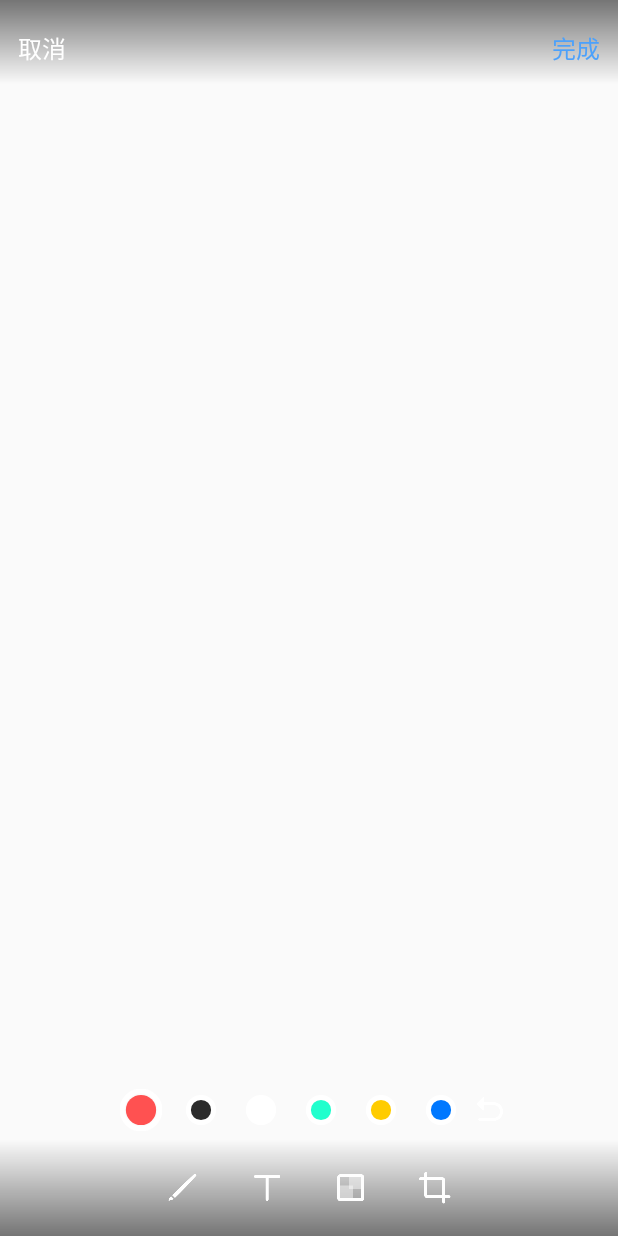
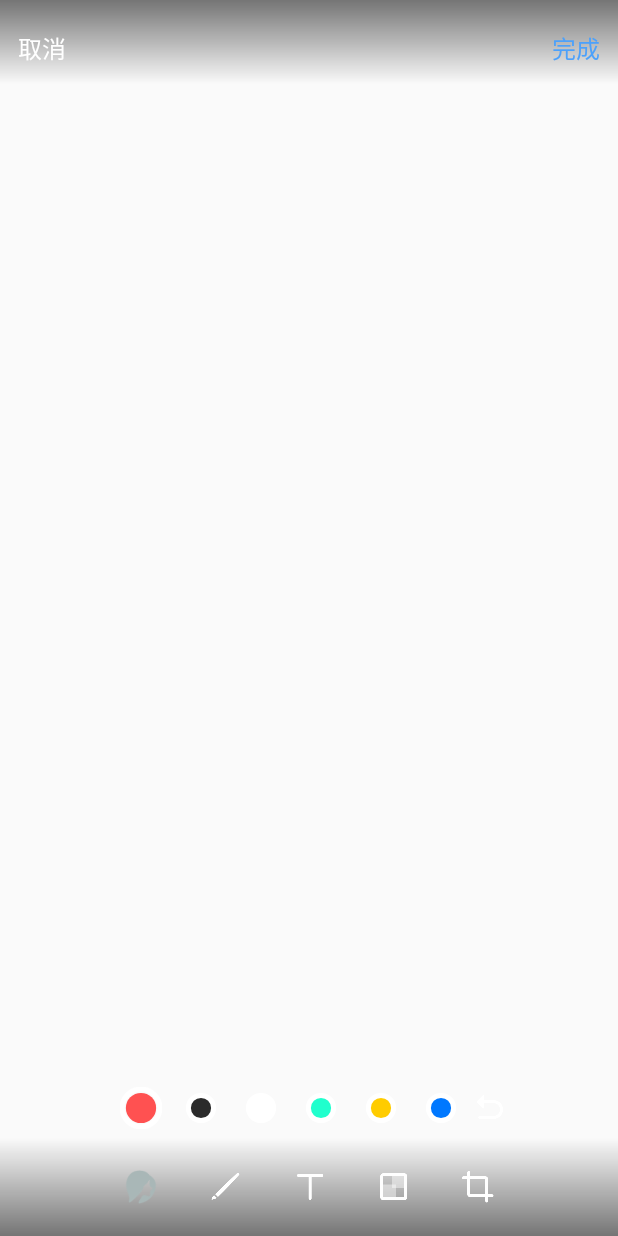
Before and after one commit to TanZhH/HuiImagicCamera, an Android app: the layout image_edit_opt_layout.xml on its own in the app's theme, with its tools: preview values and no code run, on a phone screen of 412 x 824 dp. Run offline under Robolectric (Android 15) with nearby library versions, the phone set to English and light mode, and no system bars.

Commit message:
基本完成

```diff
--- a/app/src/main/java/com/audition/huiimagiccamera/MainActivity.java
+++ b/app/src/main/java/com/audition/huiimagiccamera/MainActivity.java
@@ -37,6 +37,7 @@ import android.widget.Toast;
 import com.audition.huiimagiccamera.adapter.FilterAdapter;
 import com.audition.huiimagiccamera.source.Camera2;
 import com.audition.huiimagiccamera.source.HuiCamera;
+import com.audition.huiimagiccamera.utils.BeautifulImp;
 import com.audition.huiimagiccamera.utils.CameraTools;
 import com.audition.huiimagiccamera.utils.FilterTypeHelper;
 import com.audition.huiimagiccamera.utils.PhotoTools;
@@ -51,6 +52,7 @@ import java.io.File;
 import java.io.FileNotFoundException;
 
 import me.kareluo.imaging.IMGEditActivity;
+import me.kareluo.imaging.myinterface.BeautifulInterface;
 
 /**
  * 项  目：   HuiImagicCamera
@@ -381,6 +383,8 @@ public class MainActivity extends BaseActivity implements View.OnClickListener,
                         String path = PhotoTools.getPath(this , uri);
                         Uri uri1 = Uri.fromFile(new File(path));
                         intent.putExtra(IMGEditActivity.EXTRA_IMAGE_URI, uri1);
+                        BeautifulInterface beautifulInterface = new BeautifulImp();
+                        IMGEditActivity.setBeautifulInterface(beautifulInterface);
                         startActivity(intent);
                     }
                 }
--- a/app/src/main/res/layout/activity_main.xml
+++ b/app/src/main/res/layout/activity_main.xml
@@ -45,7 +45,7 @@
                 android:id="@+id/btn_camera_beauty"
                 android:layout_width="0dip"
                 android:layout_height="match_parent"
-                android:layout_weight="1.0"
+                android:layout_weight="1"
                 android:scaleType="center"
                 android:src="@drawable/btn_camera_beauty"/>
 
@@ -53,7 +53,7 @@
                 android:id="@+id/btn_camera_filter"
                 android:layout_width="0dip"
                 android:layout_height="match_parent"
-                android:layout_weight="1.0"
+                android:layout_weight="1"
                 android:scaleType="center"
                 android:src="@drawable/btn_camera_filter"/>
 
--- a/app/src/main/res/layout/popuplayout.xml
+++ b/app/src/main/res/layout/popuplayout.xml
@@ -80,8 +80,8 @@
             android:layout_width="match_parent"
             android:layout_height="wrap_content"
             android:maxHeight="5dp"
-            android:progressDrawable="@drawable/seekbar_bg"
-            android:thumb="@drawable/seekbar_thumb"
+            android:progressDrawable="@drawable/image_seekbar_bg"
+            android:thumb="@drawable/image_seekbar_thumb"
             android:layout_marginBottom="5dp" />
     </LinearLayout>
 </LinearLayout>
--- a/image/src/main/java/me/kareluo/imaging/core/IMGMode.java
+++ b/image/src/main/java/me/kareluo/imaging/core/IMGMode.java
@@ -9,6 +9,7 @@ public enum IMGMode {
     NONE,
     DOODLE,
     MOSAIC,
-    CLIP
+    CLIP,
+    BEAUTIFUL
 
 }
--- a/image/src/main/java/me/kareluo/imaging/view/IMGView.java
+++ b/image/src/main/java/me/kareluo/imaging/view/IMGView.java
@@ -358,6 +358,8 @@ public class IMGView extends FrameLayout implements Runnable, ScaleGestureDetect
             case MotionEvent.ACTION_CANCEL:
                 postDelayed(this, 1200);
                 break;
+            default:
+                break;
         }
         return onTouch(event);
     }
@@ -393,6 +395,8 @@ public class IMGView extends FrameLayout implements Runnable, ScaleGestureDetect
                 mImage.onTouchUp(getScrollX(), getScrollY());
                 onHoming();
                 break;
+            default:
+                break;
         }
 
         return handled;
@@ -412,6 +416,8 @@ public class IMGView extends FrameLayout implements Runnable, ScaleGestureDetect
             case MotionEvent.ACTION_UP:
             case MotionEvent.ACTION_CANCEL:
                 return mPen.isIdentity(event.getPointerId(0)) && onPathDone();
+            default:
+                break;
         }
         return false;
     }
--- /dev/null
+++ b/image/src/main/res/drawable/image_seekbar_bg.xml
@@ -0,0 +1,18 @@
+<?xml version="1.0" encoding="utf-8"?>
+<layer-list xmlns:android="http://schemas.android.com/apk/res/android">
+    <item android:id="@android:id/secondaryProgress">
+        <clip>
+            <shape>
+                <solid android:color="#50ffffff"/>
+            </shape>
+        </clip>
+    </item>
+
+    <item android:id="@android:id/progress">
+        <clip>
+            <shape>
+                <solid android:color="#ffffff" />
+            </shape>
+        </clip>
+    </item>
+</layer-list>
--- /dev/null
+++ b/image/src/main/res/drawable/image_seekbar_thumb.xml
@@ -0,0 +1,26 @@
+<?xml version="1.0" encoding="utf-8"?>
+<selector xmlns:android="http://schemas.android.com/apk/res/android">
+    <!-- 按下状态-->
+    <item android:state_pressed="true">
+        <shape android:shape="oval">
+            <solid android:color="@android:color/white"/>
+            <size android:height="30dp" android:width="30dp"/>
+        </shape>
+    </item>
+
+    <!-- 有焦点状态 -->
+    <item android:state_focused="true">
+        <shape android:shape="oval">
+            <solid android:color="@android:color/white"/>
+            <size android:height="30dp" android:width="30dp"/>
+        </shape>
+    </item>
+
+    <!-- 普通状态 -->
+    <item>
+        <shape android:shape="oval">
+            <solid android:color="@android:color/white"/>
+            <size android:height="30dp" android:width="30dp"/>
+        </shape>
+    </item>
+</selector>
--- a/image/src/main/res/layout/image_edit_opt_layout.xml
+++ b/image/src/main/res/layout/image_edit_opt_layout.xml
@@ -52,7 +52,7 @@
         android:layout_height="wrap_content"
         android:gravity="center"
         android:orientation="horizontal"
-        android:visibility="invisible"
+        android:visibility="visible"
         tools:visibility="visible">
 
         <ViewSwitcher
@@ -132,6 +132,31 @@
 
     </LinearLayout>
 
+    <LinearLayout
+        android:id="@+id/ll_sb2"
+        android:layout_width="match_parent"
+        android:layout_height="wrap_content"
+        android:visibility="gone"
+        android:orientation="vertical">
+
+        <SeekBar
+            android:id="@+id/sb_mopi"
+            android:layout_width="match_parent"
+            android:layout_height="wrap_content"
+            android:progressDrawable="@drawable/image_seekbar_bg"
+            android:thumb="@drawable/image_seekbar_thumb"
+            android:layout_marginBottom="15dp"
+            />
+
+        <SeekBar
+            android:id="@+id/sb_meibai"
+            android:progressDrawable="@drawable/image_seekbar_bg"
+            android:thumb="@drawable/image_seekbar_thumb"
+            android:layout_width="match_parent"
+            android:layout_height="wrap_content" />
+
+    </LinearLayout>
+
     <RadioGroup
         android:id="@+id/rg_modes"
         android:layout_width="match_parent"
@@ -140,6 +165,21 @@
         android:gravity="center"
         android:orientation="horizontal"
         android:padding="20dp">
+
+        <RadioButton
+            android:id="@+id/beautiful"
+            android:layout_width="25dp"
+            android:layout_height="25dp"
+            android:background="@mipmap/ic_camera_beauty_pressed"
+            android:contentDescription="@string/image_beautiful"
+            android:gravity="center"
+            android:onClick="onClick"
+            android:button="@null"
+            android:textColor="#FFF" />
+
+        <Space
+            android:layout_width="@dimen/image_mode_space"
+            android:layout_height="wrap_content" />
 
         <RadioButton
             android:id="@+id/rb_doodle"
--- a/image/src/main/res/values/image_strings.xml
+++ b/image/src/main/res/values/image_strings.xml
@@ -4,6 +4,7 @@
     <string name="image_text">文字</string>
     <string name="image_mosaic">马赛克</string>
     <string name="image_clip">裁剪</string>
+    <string name="image_beautiful">美颜</string>
     <string name="image_reset">还原</string>
     <string name="image_done">完成</string>
     <string name="image_cancel">取消</string>
```
Also changed, not shown: app/src/main/java/com/audition/huiimagiccamera/utils/BeautifulImp.java (added, +38 -0 lines), image/src/main/java/me/kareluo/imaging/IMGEditActivity.java (+20 -1 lines), image/src/main/java/me/kareluo/imaging/IMGEditBaseActivity.java (+61 -1 lines), image/src/main/java/me/kareluo/imaging/myinterface/BeautifulInterface.java (added, +16 -0 lines), image/src/main/res/mipmap-xxxhdpi/ic_camera_beauty_pressed.png (added).
